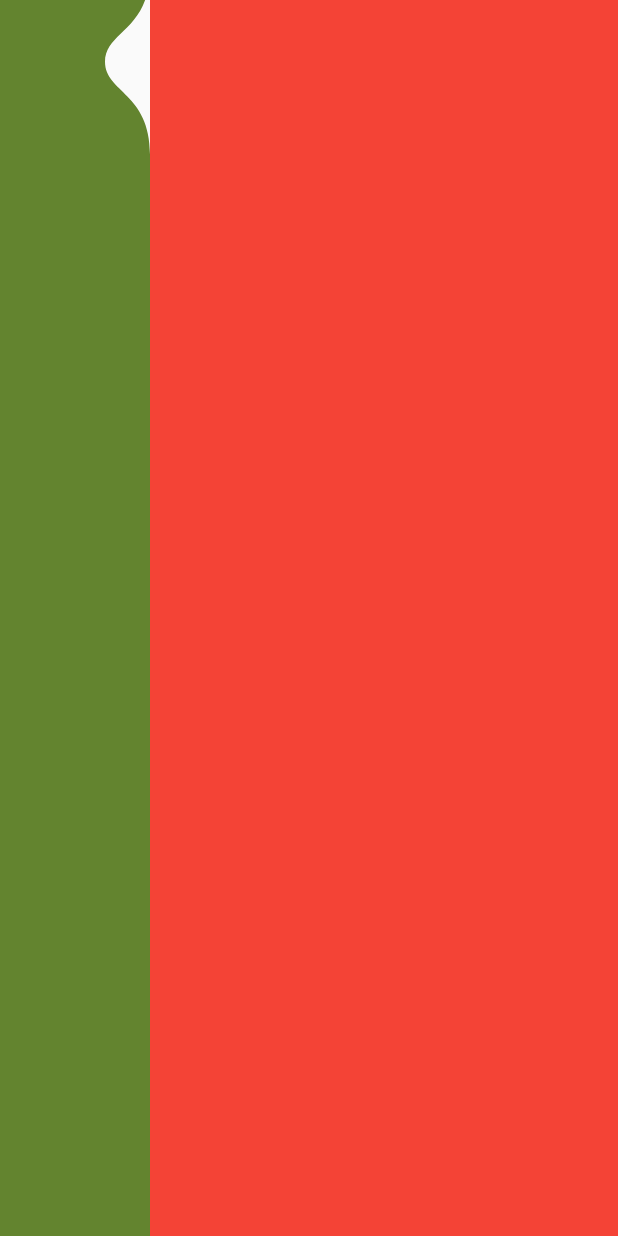
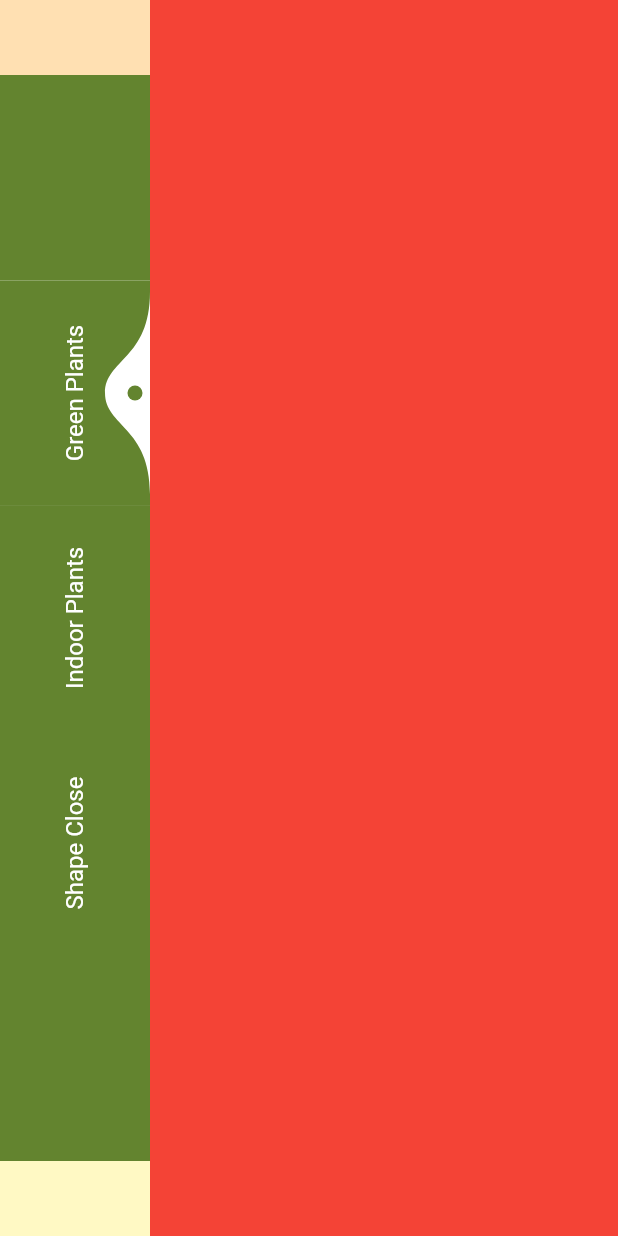
Before and after one commit to diepvicuong/flutter_ui_kits, a Flutter app: the screen it shows after launch, on a phone screen of 412 x 824 dp. Run offline on Flutter 3.47's test engine with Material 2 defaults, Android fonts, the light colour scheme and no system bars.

Commit message:
Update Lef navigation bar

```diff
--- a/planting_app_ui/lib/main.dart
+++ b/planting_app_ui/lib/main.dart
@@ -1,5 +1,7 @@
 import 'package:dribbble_plant_app/utils/constants.dart';
 import 'package:dribbble_plant_app/widgets/custom_paint.dart';
+import 'package:dribbble_plant_app/widgets/drawer_item.dart';
+import 'package:dribbble_plant_app/widgets/left_navigation_bar.dart';
 import 'package:flutter/material.dart';
 
 void main() {
@@ -12,19 +14,28 @@ class MyApp extends StatefulWidget {
 }
 
 class _MyAppState extends State<MyApp> {
+  List<DrawerItem> _drawerItems = <DrawerItem>[
+    DrawerItem(
+      title: "Green Plants",
+    ),
+    DrawerItem(
+      title: "Indoor Plants",
+    ),
+    DrawerItem(
+      title: "Shape Close",
+    ),
+  ];
   @override
   Widget build(BuildContext context) {
     return MaterialApp(
       home: Scaffold(
         body: Row(
           children: [
-            CustomPaint(
-              painter: DrawerCustomPainter(0, 10, Constants.kPrimaryColor,
-                  TextDirection.ltr, 100, false),
-              child: Container(
-                width: 100,
-                height: Size.infinite.height,
-              ),
+            LeftNavigationBar(
+              // currentIndex: 1,
+              items: _drawerItems,
+              width: 100,
+              onTap: (value) {},
             ),
             Expanded(
                 child: Container(
--- a/planting_app_ui/lib/widgets/custom_paint.dart
+++ b/planting_app_ui/lib/widgets/custom_paint.dart
@@ -14,7 +14,7 @@ class DrawerCustomPainter extends CustomPainter {
     final span = 1.0 / itemsLength;
     double l = startingPos + (span) / 2;
     centerLoc = l; // unit: %
-    this.span = span;
+    this.span = span - 0.4;
   }
 
   @override
@@ -63,6 +63,8 @@ class DrawerCustomPainter extends CustomPainter {
       ..close();
 
     canvas.drawPath(leftPath, paint);
+
+    canvas.drawCircle(Offset(width * 0.9, centerLoc * size.height), 5, paint);
   }
 
   @override
--- /dev/null
+++ b/planting_app_ui/lib/widgets/drawer_item.dart
@@ -0,0 +1,11 @@
+import 'package:dribbble_plant_app/utils/constants.dart';
+import 'package:dribbble_plant_app/widgets/custom_paint.dart';
+import 'package:flutter/material.dart';
+import 'dart:math' as math;
+
+class DrawerItem {
+  final double height;
+  final String title;
+
+  DrawerItem({this.height = 150, required this.title});
+}
--- a/planting_app_ui/lib/widgets/left_navigation_bar.dart
+++ b/planting_app_ui/lib/widgets/left_navigation_bar.dart
@@ -1,15 +1,21 @@
+import 'package:dribbble_plant_app/utils/constants.dart';
+import 'package:dribbble_plant_app/widgets/custom_paint.dart';
+import 'package:dribbble_plant_app/widgets/drawer_item.dart';
 import 'package:flutter/material.dart';
+import 'dart:math' as math;
 
 typedef _LetIndexPage = bool Function(int value);
 
 class LeftNavigationBar extends StatefulWidget {
-  final List<Widget> items;
+  final List<DrawerItem> items;
   final int index;
   final Color color;
   final _LetIndexPage letIndexPage;
-  final ValueChanged<int>? onTap;
+  final ValueChanged<int> onTap;
   final Curve animationCurve;
   final Duration animationDuration;
+  final double width;
+  final int currentIndex;
 
   LeftNavigationBar(
       {Key? key,
@@ -17,9 +23,11 @@ class LeftNavigationBar extends StatefulWidget {
       this.index = 0,
       this.color = Colors.white,
       _LetIndexPage? letIndexPage,
-      this.onTap,
+      required this.onTap,
       this.animationCurve = Curves.easeOut,
-      this.animationDuration = const Duration(milliseconds: 100)})
+      this.animationDuration = const Duration(milliseconds: 100),
+      this.width = 100,
+      this.currentIndex = 0})
       : letIndexPage = letIndexPage ?? ((_) => true),
         assert(items.length >= 1),
         assert(0 <= index && index < items.length),
@@ -29,9 +37,128 @@ class LeftNavigationBar extends StatefulWidget {
   _LeftNavigationBarState createState() => _LeftNavigationBarState();
 }
 
-class _LeftNavigationBarState extends State<LeftNavigationBar> with SingleTickerProviderStateMixin{
+class _LeftNavigationBarState extends State<LeftNavigationBar>
+    with SingleTickerProviderStateMixin {
+  late double _startingPos;
+  int _endingIndex = 0;
+  late double _pos;
+  late AnimationController _animationController;
+  late int _length;
+  late List<DrawerItem> _items;
+
+  @override
+  void initState() {
+    super.initState();
+    _items = widget.items;
+    _length = _items.length;
+    _pos = widget.index / _length;
+    _startingPos = _pos;
+    _animationController = AnimationController(vsync: this, value: _pos);
+    _animationController.addListener(() {
+      setState(() {
+        _pos = _animationController.value;
+        final endingPos = _endingIndex / widget.items.length;
+        final middle = (_startingPos + endingPos) / 2;
+        if ((endingPos - _pos).abs() < (_startingPos - _pos).abs()) {
+          // _icon = _items[_endingIndex];
+        }
+        // _buttonHide =
+        //     (1 - ((middle - _pos) / (_startingPos - middle)).abs()).abs();
+      });
+    });
+  }
+
+  @override
+  void didUpdateWidget(LeftNavigationBar oldWidget) {
+    super.didUpdateWidget(oldWidget);
+    if (oldWidget.index != widget.index) {
+      final newPosition = widget.index / _length;
+      _startingPos = _pos;
+      _endingIndex = widget.index;
+      _animationController.animateTo(newPosition,
+          duration: widget.animationDuration, curve: widget.animationCurve);
+    }
+  }
+
+  @override
+  void dispose() {
+    _animationController.dispose();
+    super.dispose();
+  }
+
+  void _changeIndex(int index) {
+    if (widget.onTap != null) {
+      widget.onTap(index);
+    }
+  }
+
   @override
   Widget build(BuildContext context) {
-    return Container();
+    Size size = MediaQuery.of(context).size;
+    return Container(
+      width: widget.width,
+      color: Constants.kPrimaryColor,
+      child: Column(
+        mainAxisAlignment: MainAxisAlignment.spaceBetween,
+        children: [
+          SizedBox(
+            child: Container(color: Colors.orange[100]),
+            height: 50,
+          ),
+          Column(
+            children: widget.items.map((item) {
+              int index = widget.items.indexOf(item);
+              String title = item.title;
+              double height = item.height;
+              return GestureDetector(
+                onTap: () {
+                  _changeIndex(index);
+                },
+                child: Container(
+                  color: widget.currentIndex == index
+                      ? Colors.white
+                      : Constants.kPrimaryColor,
+                  height: height,
+                  child: Stack(
+                    children: [
+                      Positioned(
+                          child: CustomPaint(
+                        painter: DrawerCustomPainter(
+                            0,
+                            1,
+                            Constants.kPrimaryColor,
+                            Directionality.of(context),
+                            widget.width,
+                            false),
+                        child: Container(
+                          height: height,
+                          // width: size.width,
+                        ),
+                      )),
+                      Positioned(
+                        child: Center(
+                          child: Transform.rotate(
+                            angle: -math.pi / 2,
+                            child: Text(
+                              title,
+                              style:
+                                  TextStyle(color: Colors.white, fontSize: 16),
+                            ),
+                          ),
+                        ),
+                      ),
+                    ],
+                  ),
+                ),
+              );
+            }).toList(),
+          ),
+          SizedBox(
+            child: Container(color: Colors.yellow[100]),
+            height: 50,
+          ),
+        ],
+      ),
+    );
   }
 }
```
